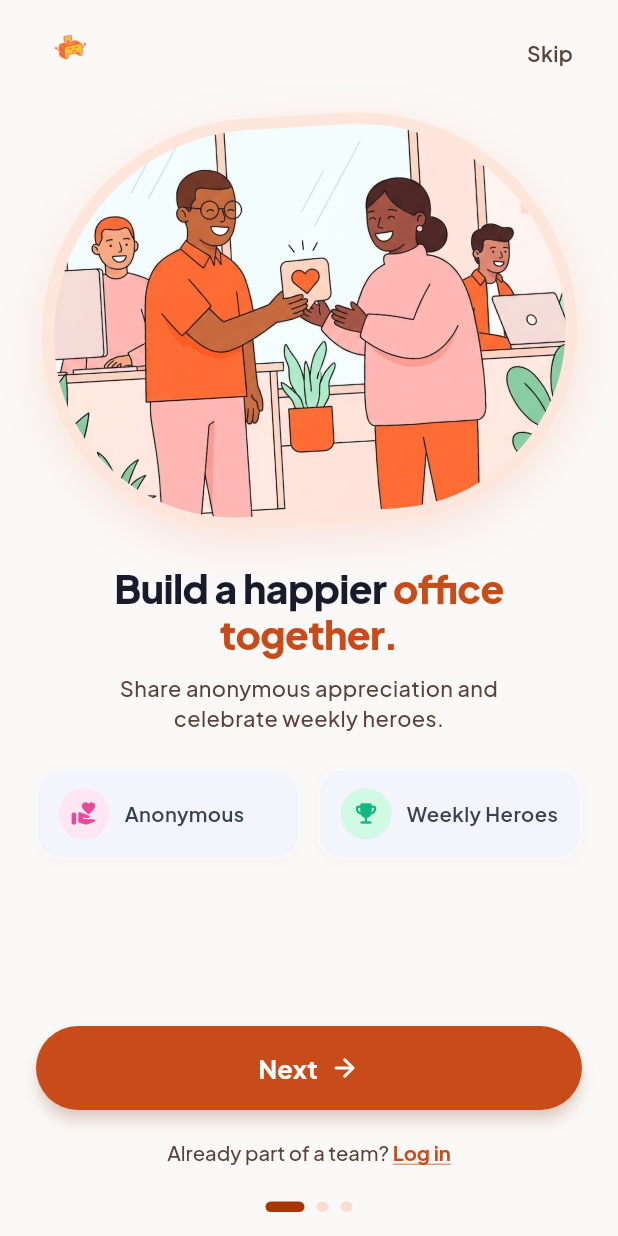
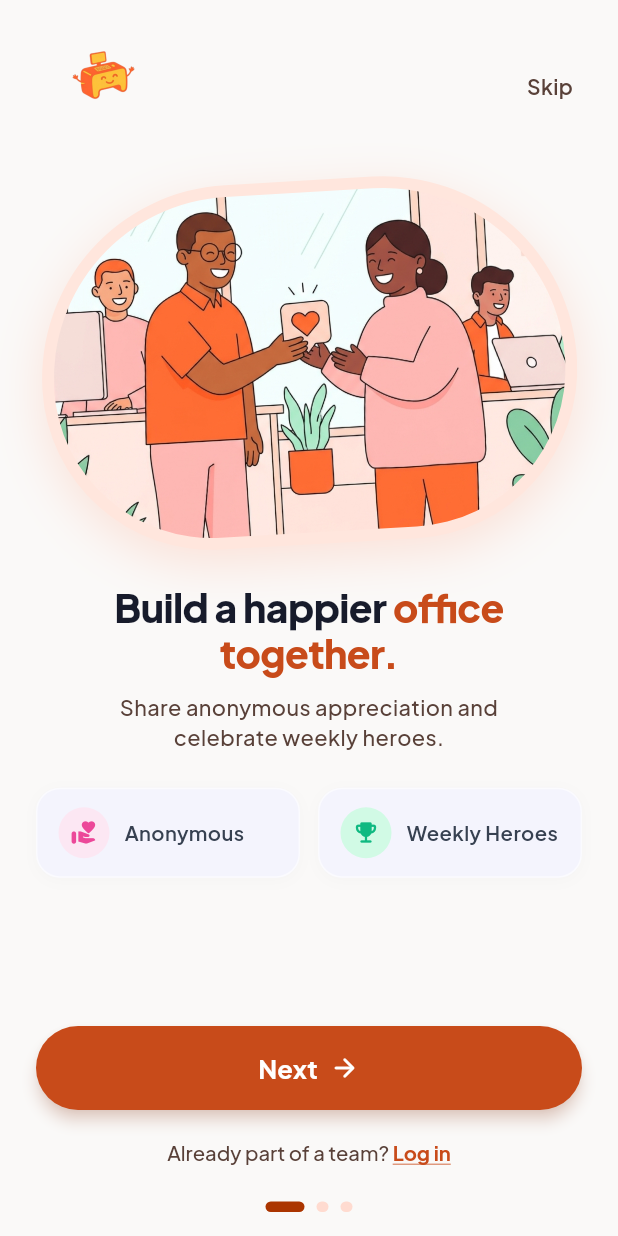
Before and after one commit to JustRamm/Happy-Desk, a Flutter app: the screen it shows after launch, on a phone screen of 412 x 824 dp. Run offline on Flutter 3.47's test engine with Material 3 defaults, Android fonts, the phone set to English and light mode, and no system bars; our stand-ins replace google_fonts.

Commit message:
feat: double top header brand logo height to 90 on OnboardingScreen

```diff
--- a/lib/screens/onboarding_screen.dart
+++ b/lib/screens/onboarding_screen.dart
@@ -59,10 +59,10 @@ class _OnboardingScreenState extends State<OnboardingScreen>
               Row(
                 mainAxisAlignment: MainAxisAlignment.spaceBetween,
                 children: [
-                  // App Brand Logo (assets/brand/logo_removedbg.png - Bigger height 46)
+                  // App Brand Logo (assets/brand/logo_removedbg.png - Twice as big: height 90)
                   Image.asset(
                     'assets/brand/logo_removedbg.png',
-                    height: 46,
+                    height: 90,
                     fit: BoxFit.contain,
                   ),
 
```
